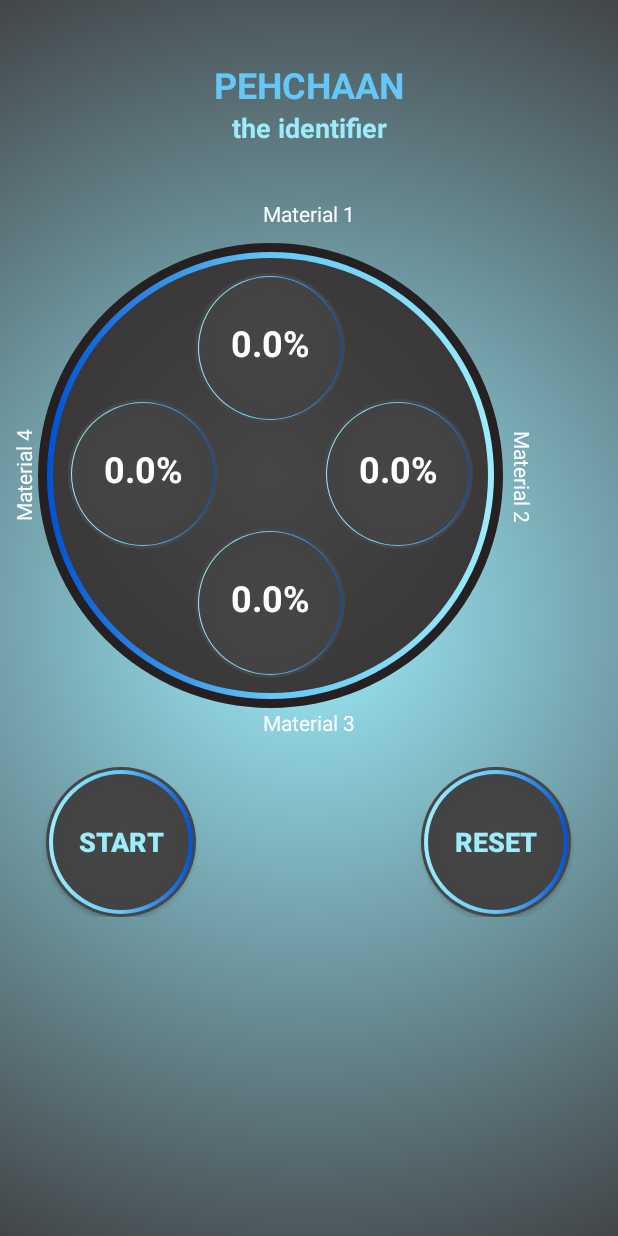
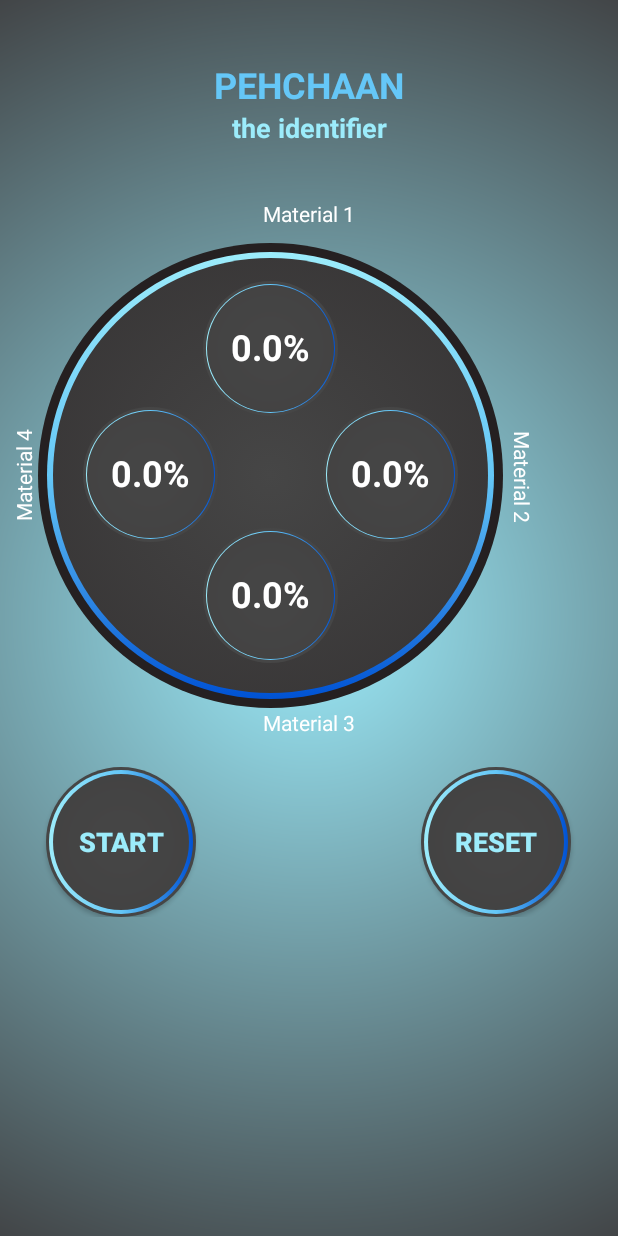
Before and after one commit to AnshulHedau/Pehchaan-The-Identifier, an Android app: the screen it shows after launch (InsightActivity), on a phone screen of 412 x 824 dp. Run offline under Robolectric (Android 15) with nearby library versions, the light colour scheme and no system bars; our stand-ins replace Firebase (no records; nobody signed in at launch, a user with empty details on screens opened directly); 4 statements that could not run were skipped.

Commit message:
Minor changes.

```diff
--- a/Data_Visualisation_Android/app/src/main/res/drawable/animation_gradient.xml
+++ b/Data_Visualisation_Android/app/src/main/res/drawable/animation_gradient.xml
@@ -2,26 +2,26 @@
 <animation-list xmlns:android="http://schemas.android.com/apk/res/android">
     <item
         android:drawable="@drawable/border_gradient"
-        android:duration="200" />
+        android:duration="@string/animation_time" />
     <item
         android:drawable="@drawable/border_gradient_315"
-        android:duration="200" />
+        android:duration="@string/animation_time" />
     <item
         android:drawable="@drawable/border_gradient_270"
-        android:duration="200" />
+        android:duration="@string/animation_time" />
     <item
         android:drawable="@drawable/border_gradient_225"
-        android:duration="200" />
+        android:duration="@string/animation_time" />
     <item
         android:drawable="@drawable/border_gradient_180"
-        android:duration="200" />
+        android:duration="@string/animation_time" />
     <item
         android:drawable="@drawable/border_gradient_135"
-        android:duration="200" />
+        android:duration="@string/animation_time" />
     <item
         android:drawable="@drawable/border_gradient_90"
-        android:duration="200" />
+        android:duration="@string/animation_time" />
     <item
         android:drawable="@drawable/border_gradient_45"
-        android:duration="200" />
+        android:duration="@string/animation_time" />
 </animation-list>
--- a/Data_Visualisation_Android/app/src/main/res/layout/activity_insight.xml
+++ b/Data_Visualisation_Android/app/src/main/res/layout/activity_insight.xml
@@ -101,7 +101,7 @@
                 <LinearLayout
                     android:layout_width="match_parent"
                     android:layout_height="match_parent"
-                    android:layout_marginTop="10dp"
+                    android:layout_marginTop="15dp"
                     android:orientation="horizontal">
 
                     <View
@@ -111,10 +111,10 @@
 
                     <TextView
                         android:id="@+id/tv_m1"
-                        android:layout_width="100dp"
-                        android:layout_height="100dp"
+                        android:layout_width="90dp"
+                        android:layout_height="90dp"
                         android:background="@drawable/button_gradient"
-                        android:paddingTop="30dp"
+                        android:paddingTop="27dp"
                         android:text="90%"
                         android:textAlignment="center"
                         android:textAllCaps="true"
@@ -132,7 +132,7 @@
                 <LinearLayout
                     android:layout_width="match_parent"
                     android:layout_height="match_parent"
-                    android:layout_marginTop="90dp"
+                    android:layout_marginTop="95dp"
                     android:orientation="horizontal">
 
                     <View
@@ -142,12 +142,12 @@
 
                     <TextView
                         android:id="@+id/tv_m2"
-                        android:layout_width="100dp"
-                        android:layout_height="100dp"
+                        android:layout_width="90dp"
+                        android:layout_height="90dp"
                         android:layout_marginTop="4dp"
                         android:layout_marginEnd="70dp"
                         android:background="@drawable/button_gradient"
-                        android:paddingTop="30dp"
+                        android:paddingTop="27dp"
                         android:text="90%"
                         android:textAlignment="center"
                         android:textAllCaps="true"
@@ -157,11 +157,11 @@
 
                     <TextView
                         android:id="@+id/tv_m3"
-                        android:layout_width="100dp"
-                        android:layout_height="100dp"
+                        android:layout_width="90dp"
+                        android:layout_height="90dp"
                         android:layout_marginTop="4dp"
                         android:background="@drawable/button_gradient"
-                        android:paddingTop="30dp"
+                        android:paddingTop="27dp"
                         android:text="90%"
                         android:textAlignment="center"
                         android:textAllCaps="true"
@@ -190,11 +190,11 @@
 
                     <TextView
                         android:id="@+id/tv_m4"
-                        android:layout_width="100dp"
-                        android:layout_height="100dp"
+                        android:layout_width="90dp"
+                        android:layout_height="90dp"
                         android:layout_marginTop="10dp"
                         android:background="@drawable/button_gradient"
-                        android:paddingTop="30dp"
+                        android:paddingTop="27dp"
                         android:text="90%"
                         android:textAlignment="center"
                         android:textAllCaps="true"
--- a/Data_Visualisation_Android/app/src/main/res/values/strings.xml
+++ b/Data_Visualisation_Android/app/src/main/res/values/strings.xml
@@ -1,3 +1,4 @@
 <resources>
     <string name="app_name">Pehchaan</string>
+    <string name="animation_time">100</string>
 </resources>
```
